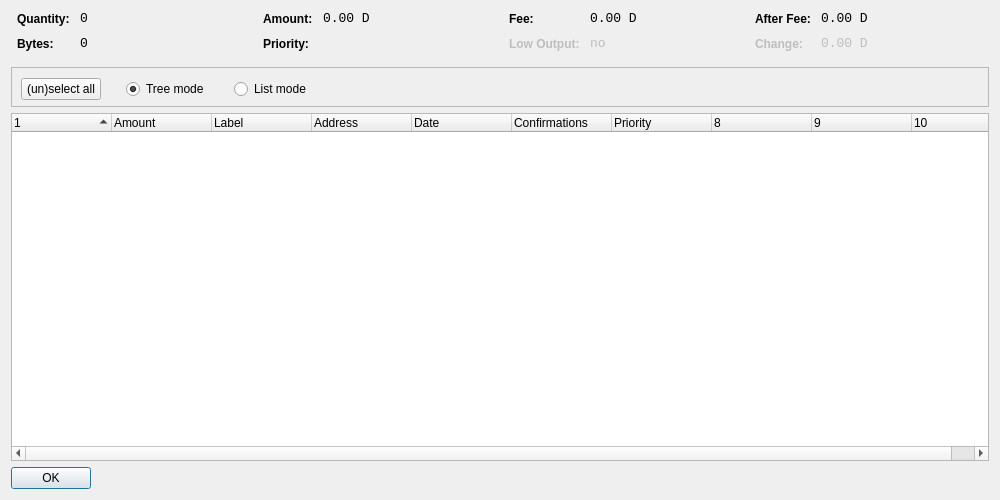
This is src/qt/forms/coincontroldialog.ui in metaspartan/denarius as Qt 5 draws it before an edit. The edited form follows.
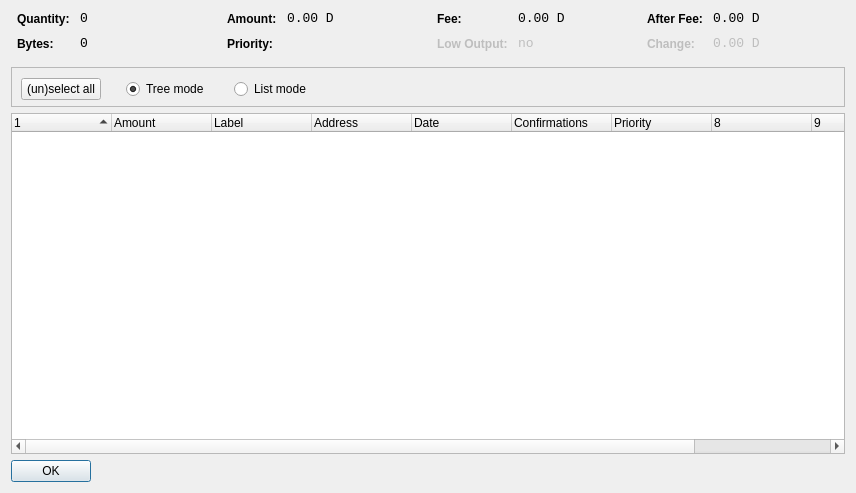
This is the edited form. Custom widgets are drawn as their Qt base class.

Patch:
```diff
--- a/src/qt/forms/coincontroldialog.ui
+++ b/src/qt/forms/coincontroldialog.ui
@@ -6,8 +6,8 @@
    <rect>
     <x>0</x>
     <y>0</y>
-    <width>1000</width>
-    <height>500</height>
+    <width>856</width>
+    <height>493</height>
    </rect>
   </property>
   <property name="windowTitle">
```
